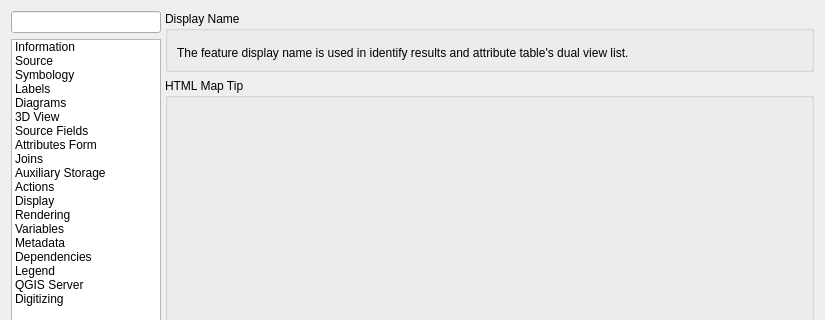
The window that src/ui/qgsvectorlayerpropertiesbase.ui (qgis/QGIS) describes before a commit, drawn with Qt 5; both pictures show x 0 to 825 and y 0 to 320 of the 825 by 856 pixel window.
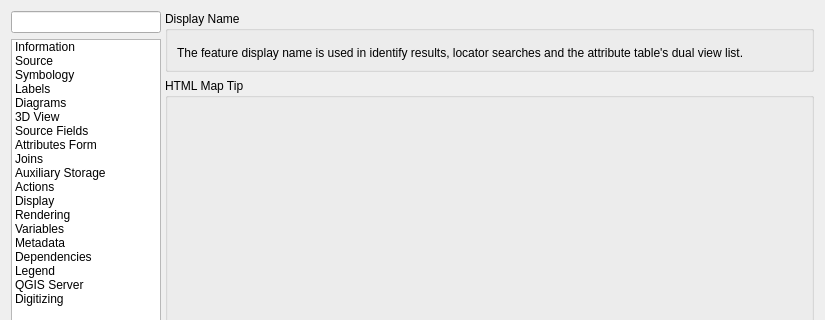
The same window after the commit. The open tabs and pages were chosen to show the change. Icons and pictures are not drawn. Custom widgets are drawn as their Qt base class.

Commit message: Mention that display name is used by the locator search tool

```diff
--- a/src/ui/qgsvectorlayerpropertiesbase.ui
+++ b/src/ui/qgsvectorlayerpropertiesbase.ui
@@ -1395,7 +1395,7 @@
                  <item row="1" column="0">
                   <widget class="QLabel" name="labelDisplayNameInfo">
                    <property name="text">
-                    <string>The feature display name is used in identify results and attribute table's dual view list.</string>
+                    <string>The feature display name is used in identify results, locator searches and the attribute table's dual view list.</string>
                    </property>
                    <property name="wordWrap">
                     <bool>true</bool>
```
